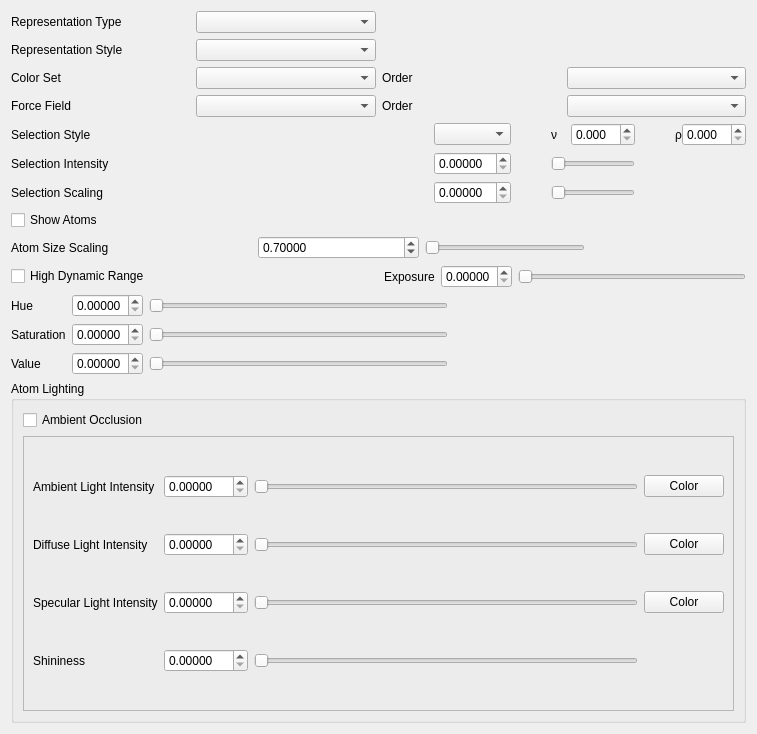
The window that iraspa/iraspagui/appearanceatomsform.ui (iRASPA/iRASPA-QT) describes before a commit, drawn with Qt 5.
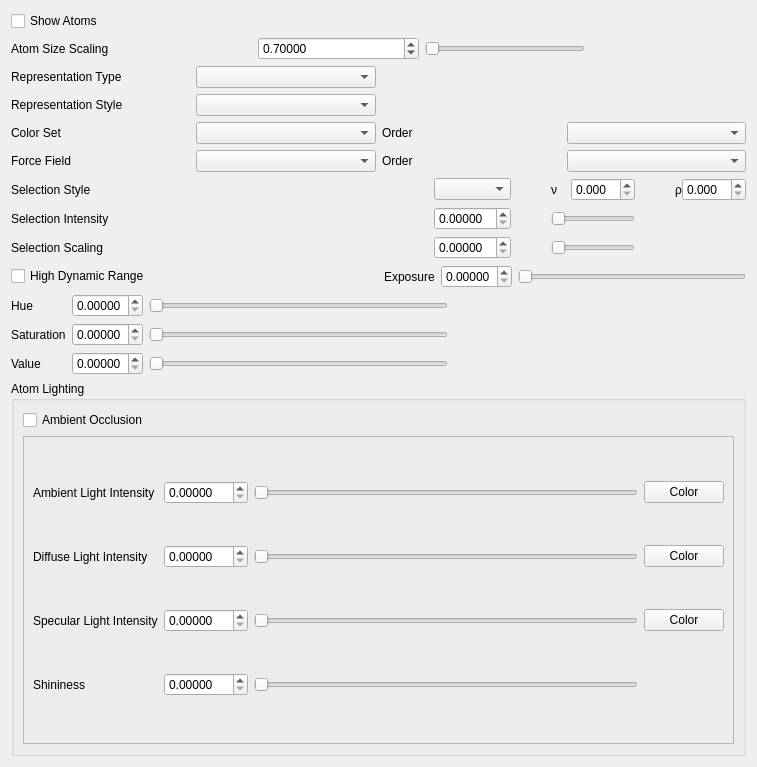
The same window after the commit. Custom widgets are drawn as their Qt base class.

Commit message: UI Draw atoms moved to the top

What changed in the file:
```diff
--- a/iraspa/iraspagui/appearanceatomsform.ui
+++ b/iraspa/iraspagui/appearanceatomsform.ui
@@ -7,13 +7,115 @@
     <x>0</x>
     <y>0</y>
     <width>757</width>
-    <height>734</height>
+    <height>767</height>
    </rect>
   </property>
   <property name="windowTitle">
    <string>Form</string>
   </property>
   <layout class="QVBoxLayout" name="verticalLayout_2">
+   <item>
+    <layout class="QGridLayout" name="gridLayout_3" columnstretch="3,2,2,2">
+     <item row="1" column="2">
+      <widget class="QDoubleSlider" name="atomAtomicSizeScalingSlider">
+       <property name="orientation">
+        <enum>Qt::Horizontal</enum>
+       </property>
+      </widget>
+     </item>
+     <item row="1" column="0">
+      <widget class="QLabel" name="label_24">
+       <property name="text">
+        <string>Atom Size Scaling</string>
+       </property>
+      </widget>
+     </item>
+     <item row="1" column="3">
+      <spacer name="horizontalSpacer">
+       <property name="orientation">
+        <enum>Qt::Horizontal</enum>
+       </property>
+       <property name="sizeHint" stdset="0">
+        <size>
+         <width>40</width>
+         <height>20</height>
+        </size>
+       </property>
+      </spacer>
+     </item>
+     <item row="0" column="3">
+      <spacer name="horizontalSpacer_2">
+       <property name="orientation">
+        <enum>Qt::Horizontal</enum>
+       </property>
+       <property name="sizeHint" stdset="0">
+        <size>
+         <width>40</width>
+         <height>20</height>
+        </size>
+       </property>
+      </spacer>
+     </item>
+     <item row="0" column="1">
+      <spacer name="horizontalSpacer_3">
+       <property name="orientation">
+        <enum>Qt::Horizontal</enum>
+       </property>
+       <property name="sizeHint" stdset="0">
+        <size>
+         <width>40</width>
+         <height>20</height>
+        </size>
+       </property>
+      </spacer>
+     </item>
+     <item row="0" column="2">
+      <spacer name="horizontalSpacer_4">
+       <property name="orientation">
+        <enum>Qt::Horizontal</enum>
+       </property>
+       <property name="sizeHint" stdset="0">
+        <size>
+         <width>40</width>
+         <height>20</height>
+        </size>
+       </property>
+      </spacer>
+     </item>
+     <item row="0" column="0">
+      <widget class="QCheckBox" name="atomDrawAtomsCheckBox">
+       <property name="text">
+        <string>Show Atoms</string>
+       </property>
+       <property name="tristate">
+        <bool>true</bool>
+       </property>
+      </widget>
+     </item>
+     <item row="1" column="1">
+      <widget class="CustomDoubleSpinBox" name="atomSizeScalingSpinBox">
+       <property name="buttonSymbols">
+        <enum>QAbstractSpinBox::UpDownArrows</enum>
+       </property>
+       <property name="keyboardTracking">
+        <bool>false</bool>
+       </property>
+       <property name="decimals">
+        <number>5</number>
+       </property>
+       <property name="maximum">
+        <double>3.000000000000000</double>
+       </property>
+       <property name="singleStep">
+        <double>0.050000000000000</double>
+       </property>
+       <property name="value">
+        <double>0.700000000000000</double>
+       </property>
+      </widget>
+     </item>
+    </layout>
+   </item>
    <item>
     <layout class="QHBoxLayout" name="horizontalLayout_5">
      <item>
@@ -296,110 +398,7 @@
     </layout>
    </item>
    <item>
-    <layout class="QHBoxLayout" name="horizontalLayout_18">
-     <item>
-      <layout class="QGridLayout" name="gridLayout_3" columnstretch="3,2,2,2">
-       <item row="1" column="2">
-        <widget class="QDoubleSlider" name="atomAtomicSizeScalingSlider">
-         <property name="orientation">
-          <enum>Qt::Horizontal</enum>
-         </property>
-        </widget>
-       </item>
-       <item row="1" column="0">
-        <widget class="QLabel" name="label_24">
-         <property name="text">
-          <string>Atom Size Scaling</string>
-         </property>
-        </widget>
-       </item>
-       <item row="1" column="3">
-        <spacer name="horizontalSpacer">
-         <property name="orientation">
-          <enum>Qt::Horizontal</enum>
-         </property>
-         <property name="sizeHint" stdset="0">
-          <size>
-           <width>40</width>
-           <height>20</height>
-          </size>
-         </property>
-        </spacer>
-       </item>
-       <item row="0" column="3">
-        <spacer name="horizontalSpacer_2">
-         <property name="orientation">
-          <enum>Qt::Horizontal</enum>
-         </property>
-         <property name="sizeHint" stdset="0">
-          <size>
-           <width>40</width>
-           <height>20</height>
-          </size>
-         </property>
-        </spacer>
-       </item>
-       <item row="0" column="1">
-        <spacer name="horizontalSpacer_3">
-         <property name="orientation">
-          <enum>Qt::Horizontal</enum>
-         </property>
-         <property name="sizeHint" stdset="0">
-          <size>
-           <width>40</width>
-           <height>20</height>
-          </size>
-         </property>
-        </spacer>
-       </item>
-       <item row="0" column="2">
-        <spacer name="horizontalSpacer_4">
-         <property name="orientation">
-          <enum>Qt::Horizontal</enum>
-         </property>
-         <property name="sizeHint" stdset="0">
-          <size>
-           <width>40</width>
-           <height>20</height>
-          </size>
-         </property>
-        </spacer>
-       </item>
-       <item row="0" column="0">
-        <widget class="QCheckBox" name="atomDrawAtomsCheckBox">
-         <property name="text">
-          <string>Show Atoms</string>
-         </property>
-         <property name="tristate">
-          <bool>true</bool>
-         </property>
-        </widget>
-       </item>
-       <item row="1" column="1">
-        <widget class="CustomDoubleSpinBox" name="atomSizeScalingSpinBox">
-         <property name="buttonSymbols">
-          <enum>QAbstractSpinBox::UpDownArrows</enum>
-         </property>
-         <property name="keyboardTracking">
-          <bool>false</bool>
-         </property>
-         <property name="decimals">
-          <number>5</number>
-         </property>
-         <property name="maximum">
-          <double>3.000000000000000</double>
-         </property>
-         <property name="singleStep">
-          <double>0.050000000000000</double>
-         </property>
-         <property name="value">
-          <double>0.700000000000000</double>
-         </property>
-        </widget>
-       </item>
-      </layout>
-     </item>
-    </layout>
+    <layout class="QHBoxLayout" name="horizontalLayout_18"/>
    </item>
    <item>
     <layout class="QHBoxLayout" name="horizontalLayout_2">
```
Left out of the diff: 90 changed lines with no effect on the pictures.
